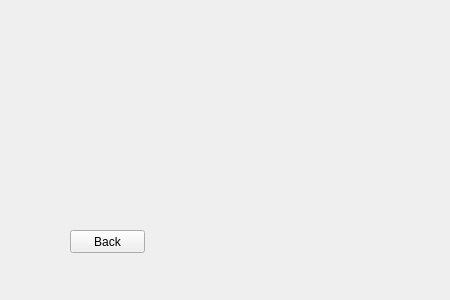
First picture: the form in GUI/Admin_Pages/AdminMainPage.ui, repository Gulkanyan/MarketPlace, before the edit.
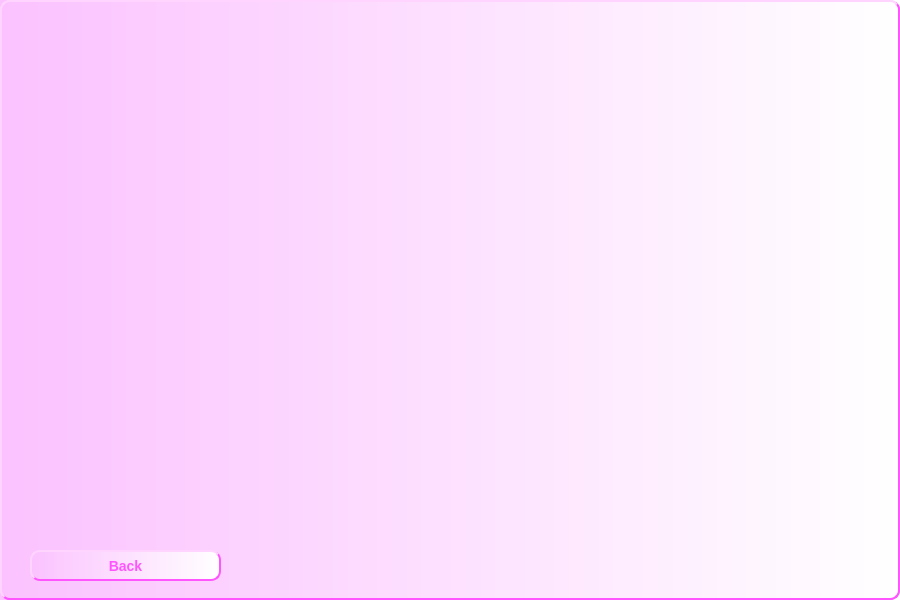
Second picture: the form after the edit.

```diff
--- a/GUI/Admin_Pages/AdminMainPage.ui
+++ b/GUI/Admin_Pages/AdminMainPage.ui
@@ -6,21 +6,33 @@
    <rect>
     <x>0</x>
     <y>0</y>
-    <width>450</width>
-    <height>300</height>
+    <width>900</width>
+    <height>600</height>
    </rect>
   </property>
   <property name="windowTitle">
    <string>MainWindow</string>
   </property>
+  <property name="styleSheet">
+   <string notr="true">background-color:qlineargradient(spread:pad, x1:0, y1:0, x2:1, y2:0, stop:0 rgb(251, 194, 255), stop:1 rgba(255, 255, 255, 255));
+color: rgb(255, 85, 255);
+border-style: outset;
+border-width: 2px;
+border-radius: 10px;
+border-color: rgb(255, 85, 255);
+font: bold 14px;
+min-width: 10em;
+padding: 6px;
+</string>
+  </property>
   <widget class="QWidget" name="centralwidget">
    <widget class="QPushButton" name="back_PushButton">
     <property name="geometry">
      <rect>
-      <x>70</x>
-      <y>230</y>
-      <width>75</width>
-      <height>23</height>
+      <x>30</x>
+      <y>550</y>
+      <width>191</width>
+      <height>31</height>
      </rect>
     </property>
     <property name="text">
```
